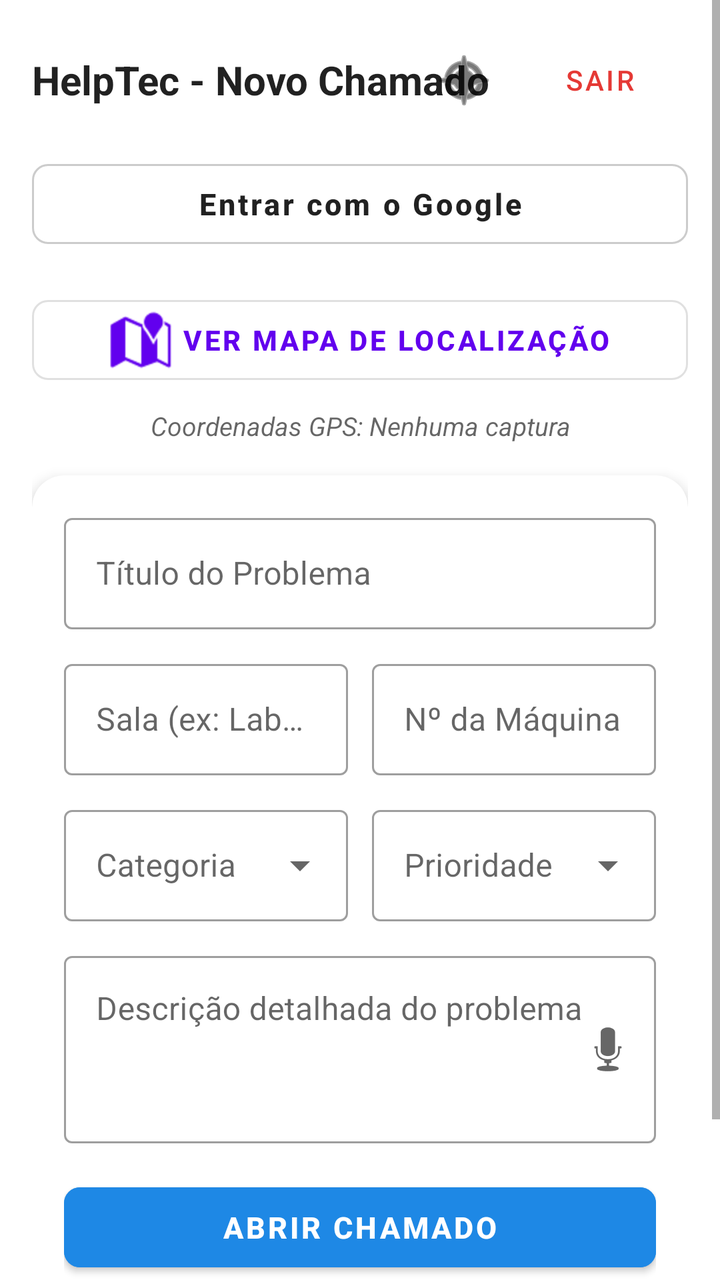
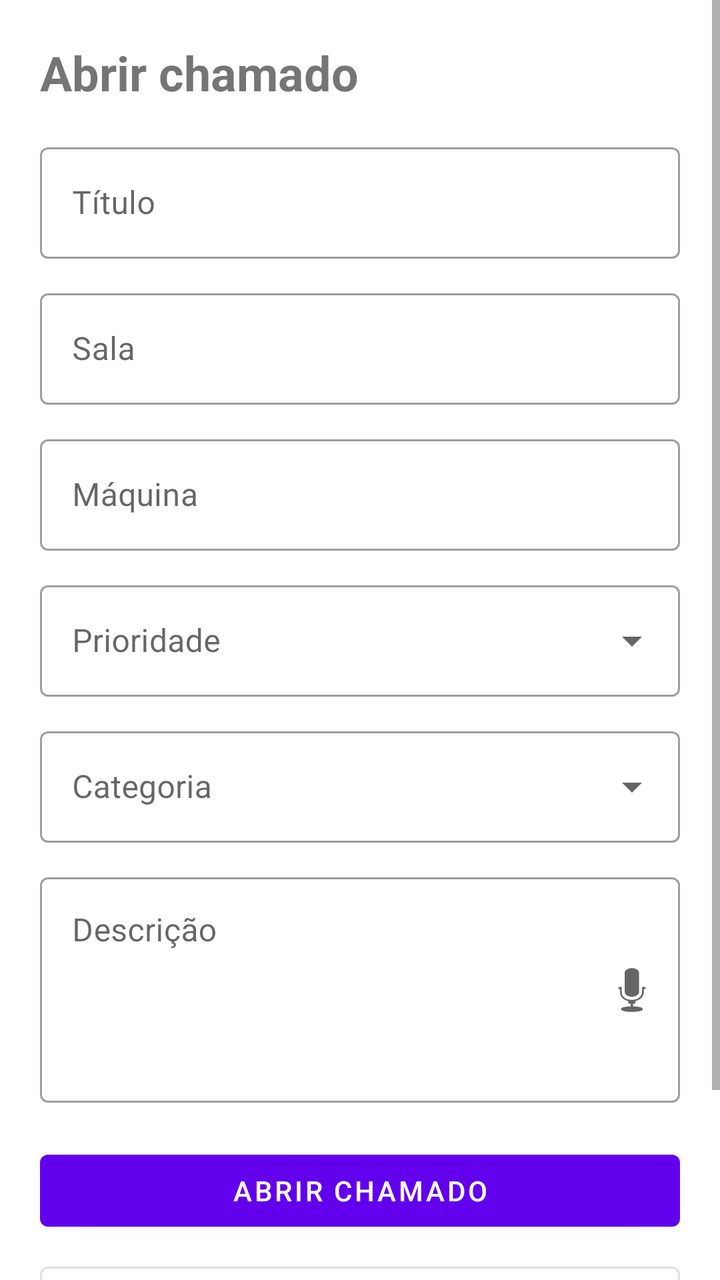

An Android layout rendered at two revisions. The XML below is the earlier revision; the diff shows what the commit changed to produce the second picture.
<!-- AndroidManifest.xml: application theme Theme.MaterialComponents.DayNight.NoActionBar -->
<!-- res/layout/activity_main.xml -->
<?xml version="1.0" encoding="utf-8"?>
<ScrollView xmlns:android="http://schemas.android.com/apk/res/android"
    xmlns:app="http://schemas.android.com/apk/res-auto"
    android:layout_width="match_parent"
    android:layout_height="match_parent"
    android:fillViewport="true">

    <LinearLayout
        android:layout_width="match_parent"
        android:layout_height="wrap_content"
        android:orientation="vertical"
        android:padding="16dp">

        
        <RelativeLayout
            android:layout_width="match_parent"
            android:layout_height="wrap_content"
            android:layout_marginBottom="12dp">

            <TextView
                android:id="@+id/tvTitle"
                android:layout_width="wrap_content"
                android:layout_height="wrap_content"
                android:layout_alignParentStart="true"
                android:layout_centerVertical="true"
                android:text="HelpTec - Novo Chamado"
                android:textColor="?android:attr/textColorPrimary"
                android:textSize="20sp"
                android:textStyle="bold" />

            <LinearLayout
                android:layout_width="wrap_content"
                android:layout_height="wrap_content"
                android:layout_alignParentEnd="true"
                android:layout_centerVertical="true"
                android:gravity="center_vertical"
                android:orientation="horizontal">

                <ImageButton
                    android:id="@+id/btnAlternarTema"
                    android:layout_width="48dp"
                    android:layout_height="48dp"
                    android:background="?attr/selectableItemBackgroundBorderless"
                    android:contentDescription="Alternar Tema"
                    android:src="@android:drawable/ic_menu_compass"
                    app:tint="?android:attr/textColorPrimary" />

                <com.google.android.material.button.MaterialButton
                    android:id="@+id/btnSair"
                    style="@style/Widget.MaterialComponents.Button.TextButton"
                    android:layout_width="wrap_content"
                    android:layout_height="wrap_content"
                    android:text="SAIR"
                    android:textColor="#E53935" />
            </LinearLayout>
        </RelativeLayout>

        
        <com.google.android.material.button.MaterialButton
            android:id="@+id/btnLoginGoogle"
            style="@style/Widget.MaterialComponents.Button.OutlinedButton"
            android:layout_width="match_parent"
            android:layout_height="52dp"
            android:layout_marginBottom="16dp"
            android:text="Entrar com o Google"
            android:textAllCaps="false"
            android:textColor="?android:attr/textColorPrimary"
            android:textSize="15sp"
            android:textStyle="bold"
            app:cornerRadius="8dp"
            app:strokeColor="#CCCCCC"
            app:strokeWidth="1dp" />

        
        <com.google.android.material.button.MaterialButton
            android:id="@+id/btnAbrirMapa"
            style="@style/Widget.MaterialComponents.Button.OutlinedButton"
            android:layout_width="match_parent"
            android:layout_height="52dp"
            android:layout_marginBottom="8dp"
            android:text="VER MAPA DE LOCALIZAÇÃO"
            android:textSize="14sp"
            android:textStyle="bold"
            app:cornerRadius="8dp"
            app:icon="@android:drawable/ic_dialog_map"
            app:iconGravity="textStart" />

        
        <TextView
            android:id="@+id/tvCoordenadas"
            android:layout_width="match_parent"
            android:layout_height="wrap_content"
            android:layout_marginBottom="16dp"
            android:gravity="center"
            android:text="Coordenadas GPS: Nenhuma captura"
            android:textColor="?android:attr/textColorSecondary"
            android:textSize="13sp"
            android:textStyle="italic" />

        
        <com.google.android.material.card.MaterialCardView
            android:layout_width="match_parent"
            android:layout_height="wrap_content"
            android:layout_marginBottom="24dp"
            app:cardCornerRadius="16dp"
            app:cardElevation="4dp">

            <LinearLayout
                android:layout_width="match_parent"
                android:layout_height="wrap_content"
                android:orientation="vertical"
                android:padding="16dp">

                
                <com.google.android.material.textfield.TextInputLayout
                    style="@style/Widget.MaterialComponents.TextInputLayout.OutlinedBox"
                    android:layout_width="match_parent"
                    android:layout_height="wrap_content"
                    android:hint="Título do Problema">

                    <com.google.android.material.textfield.TextInputEditText
                        android:id="@+id/etTitulo"
                        android:layout_width="match_parent"
                        android:layout_height="wrap_content"
                        android:textColor="?android:attr/textColorPrimary" />
                </com.google.android.material.textfield.TextInputLayout>

                
                <LinearLayout
                    android:layout_width="match_parent"
                    android:layout_height="wrap_content"
                    android:layout_marginTop="12dp"
                    android:orientation="horizontal">

                    <com.google.android.material.textfield.TextInputLayout
                        style="@style/Widget.MaterialComponents.TextInputLayout.OutlinedBox"
                        android:layout_width="0dp"
                        android:layout_height="wrap_content"
                        android:layout_marginEnd="6dp"
                        android:layout_weight="1"
                        android:hint="Sala (ex: Lab 02)">

                        <com.google.android.material.textfield.TextInputEditText
                            android:id="@+id/etSala"
                            android:layout_width="match_parent"
                            android:layout_height="wrap_content"
                            android:textColor="?android:attr/textColorPrimary" />
                    </com.google.android.material.textfield.TextInputLayout>

                    <com.google.android.material.textfield.TextInputLayout
                        style="@style/Widget.MaterialComponents.TextInputLayout.OutlinedBox"
                        android:layout_width="0dp"
                        android:layout_height="wrap_content"
                        android:layout_marginStart="6dp"
                        android:layout_weight="1"
                        android:hint="Nº da Máquina">

                        <com.google.android.material.textfield.TextInputEditText
                            android:id="@+id/etMaquina"
                            android:layout_width="match_parent"
                            android:layout_height="wrap_content"
                            android:textColor="?android:attr/textColorPrimary" />
                    </com.google.android.material.textfield.TextInputLayout>
                </LinearLayout>

                
                <LinearLayout
                    android:layout_width="match_parent"
                    android:layout_height="wrap_content"
                    android:layout_marginTop="12dp"
                    android:orientation="horizontal">

                    <com.google.android.material.textfield.TextInputLayout
                        style="@style/Widget.MaterialComponents.TextInputLayout.OutlinedBox.ExposedDropdownMenu"
                        android:layout_width="0dp"
                        android:layout_height="wrap_content"
                        android:layout_marginEnd="6dp"
                        android:layout_weight="1"
                        android:hint="Categoria">

                        <AutoCompleteTextView
                            android:id="@+id/spCategoria"
                            android:layout_width="match_parent"
                            android:layout_height="wrap_content"
                            android:inputType="none"
                            android:textColor="?android:attr/textColorPrimary" />
                    </com.google.android.material.textfield.TextInputLayout>

                    <com.google.android.material.textfield.TextInputLayout
                        style="@style/Widget.MaterialComponents.TextInputLayout.OutlinedBox.ExposedDropdownMenu"
                        android:layout_width="0dp"
                        android:layout_height="wrap_content"
                        android:layout_marginStart="6dp"
                        android:layout_weight="1"
                        android:hint="Prioridade">

                        <AutoCompleteTextView
                            android:id="@+id/spPrioridade"
                            android:layout_width="match_parent"
                            android:layout_height="wrap_content"
                            android:inputType="none"
                            android:textColor="?android:attr/textColorPrimary" />
                    </com.google.android.material.textfield.TextInputLayout>
                </LinearLayout>

                
                <com.google.android.material.textfield.TextInputLayout
                    android:id="@+id/tilDescricao"
                    style="@style/Widget.MaterialComponents.TextInputLayout.OutlinedBox"
                    android:layout_width="match_parent"
                    android:layout_height="wrap_content"
                    android:layout_marginTop="12dp"
                    android:hint="Descrição detalhada do problema"
                    app:endIconMode="custom"
                    app:endIconDrawable="@android:drawable/ic_btn_speak_now"
                    app:endIconContentDescription="Gravar por voz">

                    <com.google.android.material.textfield.TextInputEditText
                        android:id="@+id/etDescricao"
                        android:layout_width="match_parent"
                        android:layout_height="wrap_content"
                        android:gravity="top"
                        android:minLines="3"
                        android:textColor="?android:attr/textColorPrimary" />
                </com.google.android.material.textfield.TextInputLayout>

                
                <com.google.android.material.button.MaterialButton
                    android:id="@+id/btnAbrirChamado"
                    android:layout_width="match_parent"
                    android:layout_height="52dp"
                    android:layout_marginTop="16dp"
                    android:backgroundTint="#1E88E5"
                    android:text="ABRIR CHAMADO"
                    android:textColor="#FFFFFF"
                    android:textSize="15sp"
                    android:textStyle="bold"
                    app:cornerRadius="8dp" />

            </LinearLayout>
        </com.google.android.material.card.MaterialCardView>

        
        <TextView
            android:layout_width="wrap_content"
            android:layout_height="wrap_content"
            android:layout_marginBottom="12dp"
            android:text="Histórico de Chamados"
            android:textColor="?android:attr/textColorPrimary"
            android:textSize="18sp"
            android:textStyle="bold" />

        <androidx.recyclerview.widget.RecyclerView
            android:id="@+id/rvChamados"
            android:layout_width="match_parent"
            android:layout_height="wrap_content" />

    </LinearLayout>

</ScrollView>
<!-- resources referenced by this layout -->
<resources>

</resources>

<!-- the commit's change to res/layout/activity_main.xml (unified diff, before → after) -->
@@ -9,252 +9,126 @@
         android:layout_width="match_parent"
         android:layout_height="wrap_content"
         android:orientation="vertical"
-        android:padding="16dp">
+        android:padding="20dp">
 
-        
-        <RelativeLayout
+        <TextView
             android:layout_width="match_parent"
             android:layout_height="wrap_content"
-            android:layout_marginBottom="12dp">
+            android:text="Abrir chamado"
+            android:textSize="24sp"
+            android:textStyle="bold"
+            android:layout_marginBottom="16dp" />
 
-            <TextView
-                android:id="@+id/tvTitle"
-                android:layout_width="wrap_content"
+        <com.google.android.material.textfield.TextInputLayout
+            style="@style/Widget.MaterialComponents.TextInputLayout.OutlinedBox"
+            android:layout_width="match_parent"
+            android:layout_height="wrap_content"
+            android:layout_marginBottom="12dp"
+            android:hint="Título">
+
+            <com.google.android.material.textfield.TextInputEditText
+                android:id="@+id/etTitulo"
+                android:layout_width="match_parent"
                 android:layout_height="wrap_content"
-                android:layout_alignParentStart="true"
-                android:layout_centerVertical="true"
-                android:text="HelpTec - Novo Chamado"
-                android:textColor="?android:attr/textColorPrimary"
-                android:textSize="20sp"
-                android:textStyle="bold" />
+                android:inputType="textCapSentences" />
+        </com.google.android.material.textfield.TextInputLayout>
 
-            <LinearLayout
-                android:layout_width="wrap_content"
+        <com.google.android.material.textfield.TextInputLayout
+            style="@style/Widget.MaterialComponents.TextInputLayout.OutlinedBox"
+            android:layout_width="match_parent"
+            android:layout_height="wrap_content"
+            android:layout_marginBottom="12dp"
+            android:hint="Sala">
+
+            <com.google.android.material.textfield.TextInputEditText
+                android:id="@+id/etSala"
+                android:layout_width="match_parent"
                 android:layout_height="wrap_content"
-                android:layout_alignParentEnd="true"
-                android:layout_centerVertical="true"
-                android:gravity="center_vertical"
-                android:orientation="horizontal">
+                android:inputType="text" />
+        </com.google.android.material.textfield.TextInputLayout>
 
-                <ImageButton
-                    android:id="@+id/btnAlternarTema"
-                    android:layout_width="48dp"
-                    android:layout_height="48dp"
-                    android:background="?attr/selectableItemBackgroundBorderless"
-                    android:contentDescription="Alternar Tema"
-                    android:src="@android:drawable/ic_menu_compass"
-                    app:tint="?android:attr/textColorPrimary" />
+        <com.google.android.material.textfield.TextInputLayout
+            style="@style/Widget.MaterialComponents.TextInputLayout.OutlinedBox"
+            android:layout_width="match_parent"
+            android:layout_height="wrap_content"
+            android:layout_marginBottom="12dp"
+            android:hint="Máquina">
 
-                <com.google.android.material.button.MaterialButton
-                    android:id="@+id/btnSair"
-                    style="@style/Widget.MaterialComponents.Button.TextButton"
-                    android:layout_width="wrap_content"
-                    android:layout_height="wrap_content"
-                    android:text="SAIR"
-                    android:textColor="#E53935" />
-            </LinearLayout>
-        </RelativeLayout>
+            <com.google.android.material.textfield.TextInputEditText
+                android:id="@+id/etMaquina"
+                android:layout_width="match_parent"
+                android:layout_height="wrap_content"
+                android:inputType="text" />
+        </com.google.android.material.textfield.TextInputLayout>
 
-        
+        <com.google.android.material.textfield.TextInputLayout
+            style="@style/Widget.MaterialComponents.TextInputLayout.OutlinedBox.ExposedDropdownMenu"
+            android:layout_width="match_parent"
+            android:layout_height="wrap_content"
+            android:layout_marginBottom="12dp"
+            android:hint="Prioridade">
+
+            <AutoCompleteTextView
+                android:id="@+id/spPrioridade"
+                android:layout_width="match_parent"
+                android:layout_height="wrap_content"
+                android:inputType="none" />
+        </com.google.android.material.textfield.TextInputLayout>
+
+        <com.google.android.material.textfield.TextInputLayout
+            style="@style/Widget.MaterialComponents.TextInputLayout.OutlinedBox.ExposedDropdownMenu"
+            android:layout_width="match_parent"
+            android:layout_height="wrap_content"
+            android:layout_marginBottom="12dp"
+            android:hint="Categoria">
+
+            <AutoCompleteTextView
+                android:id="@+id/spCategoria"
+                android:layout_width="match_parent"
+                android:layout_height="wrap_content"
+                android:inputType="none" />
+        </com.google.android.material.textfield.TextInputLayout>
+
+        <com.google.android.material.textfield.TextInputLayout
+            android:id="@+id/tilDescricao"
+            style="@style/Widget.MaterialComponents.TextInputLayout.OutlinedBox"
+            android:layout_width="match_parent"
+            android:layout_height="wrap_content"
+            android:layout_marginBottom="20dp"
+            android:hint="Descrição"
+            app:endIconDrawable="@android:drawable/ic_btn_speak_now"
+            app:endIconMode="custom">
+
+            <com.google.android.material.textfield.TextInputEditText
+                android:id="@+id/etDescricao"
+                android:layout_width="match_parent"
+                android:layout_height="wrap_content"
+                android:gravity="top"
+                android:inputType="textMultiLine|textCapSentences"
+                android:minLines="4" />
+        </com.google.android.material.textfield.TextInputLayout>
+
         <com.google.android.material.button.MaterialButton
-            android:id="@+id/btnLoginGoogle"
-            style="@style/Widget.MaterialComponents.Button.OutlinedButton"
+            android:id="@+id/btnAbrirChamado"
             android:layout_width="match_parent"
-            android:layout_height="52dp"
-            android:layout_marginBottom="16dp"
-            android:text="Entrar com o Google"
-            android:textAllCaps="false"
-            android:textColor="?android:attr/textColorPrimary"
-            android:textSize="15sp"
-            android:textStyle="bold"
-            app:cornerRadius="8dp"
-            app:strokeColor="#CCCCCC"
-            app:strokeWidth="1dp" />
+            android:layout_height="wrap_content"
+            android:layout_marginBottom="8dp"
+            android:text="Abrir chamado" />
 
-        
         <com.google.android.material.button.MaterialButton
             android:id="@+id/btnAbrirMapa"
             style="@style/Widget.MaterialComponents.Button.OutlinedButton"
             android:layout_width="match_parent"
-            android:layout_height="52dp"
+            android:layout_height="wrap_content"
             android:layout_marginBottom="8dp"
-            android:text="VER MAPA DE LOCALIZAÇÃO"
-            android:textSize="14sp"
-            android:textStyle="bold"
-            app:cornerRadius="8dp"
-            app:icon="@android:drawable/ic_dialog_map"
-            app:iconGravity="textStart" />
+            android:text="Abrir mapa" />
 
-        
-        <TextView
-            android:id="@+id/tvCoordenadas"
+        <com.google.android.material.button.MaterialButton
+            android:id="@+id/btnSair"
+            style="@style/Widget.MaterialComponents.Button.TextButton"
             android:layout_width="match_parent"
             android:layout_height="wrap_content"
-            android:layout_marginBottom="16dp"
-            android:gravity="center"
-            android:text="Coordenadas GPS: Nenhuma captura"
-            android:textColor="?android:attr/textColorSecondary"
-            android:textSize="13sp"
-            android:textStyle="italic" />
-
-        
-        <com.google.android.material.card.MaterialCardView
-            android:layout_width="match_parent"
-            android:layout_height="wrap_content"
-            android:layout_marginBottom="24dp"
-            app:cardCornerRadius="16dp"
-            app:cardElevation="4dp">
-
-            <LinearLayout
-                android:layout_width="match_parent"
-                android:layout_height="wrap_content"
-                android:orientation="vertical"
-                android:padding="16dp">
-
-                
-                <com.google.android.material.textfield.TextInputLayout
-                    style="@style/Widget.MaterialComponents.TextInputLayout.OutlinedBox"
-                    android:layout_width="match_parent"
-                    android:layout_height="wrap_content"
-                    android:hint="Título do Problema">
-
-                    <com.google.android.material.textfield.TextInputEditText
-                        android:id="@+id/etTitulo"
-                        android:layout_width="match_parent"
-                        android:layout_height="wrap_content"
-                        android:textColor="?android:attr/textColorPrimary" />
-                </com.google.android.material.textfield.TextInputLayout>
-
-                
-                <LinearLayout
-                    android:layout_width="match_parent"
-                    android:layout_height="wrap_content"
-                    android:layout_marginTop="12dp"
-                    android:orientation="horizontal">
-
-                    <com.google.android.material.textfield.TextInputLayout
-                        style="@style/Widget.MaterialComponents.TextInputLayout.OutlinedBox"
-                        android:layout_width="0dp"
-                        android:layout_height="wrap_content"
-                        android:layout_marginEnd="6dp"
-                        android:layout_weight="1"
-                        android:hint="Sala (ex: Lab 02)">
-
-                        <com.google.android.material.textfield.TextInputEditText
-                            android:id="@+id/etSala"
-                            android:layout_width="match_parent"
-                            android:layout_height="wrap_content"
-                            android:textColor="?android:attr/textColorPrimary" />
-                    </com.google.android.material.textfield.TextInputLayout>
-
-                    <com.google.android.material.textfield.TextInputLayout
-                        style="@style/Widget.MaterialComponents.TextInputLayout.OutlinedBox"
-                        android:layout_width="0dp"
-                        android:layout_height="wrap_content"
-                        android:layout_marginStart="6dp"
-                        android:layout_weight="1"
-                        android:hint="Nº da Máquina">
-
-                        <com.google.android.material.textfield.TextInputEditText
-                            android:id="@+id/etMaquina"
-                            android:layout_width="match_parent"
-                            android:layout_height="wrap_content"
-                            android:textColor="?android:attr/textColorPrimary" />
-                    </com.google.android.material.textfield.TextInputLayout>
-                </LinearLayout>
-
-                
-                <LinearLayout
-                    android:layout_width="match_parent"
-                    android:layout_height="wrap_content"
-                    android:layout_marginTop="12dp"
-                    android:orientation="horizontal">
-
-                    <com.google.android.material.textfield.TextInputLayout
-                        style="@style/Widget.MaterialComponents.TextInputLayout.OutlinedBox.ExposedDropdownMenu"
-                        android:layout_width="0dp"
-                        android:layout_height="wrap_content"
-                        android:layout_marginEnd="6dp"
-                        android:layout_weight="1"
-                        android:hint="Categoria">
-
-                        <AutoCompleteTextView
-                            android:id="@+id/spCategoria"
-                            android:layout_width="match_parent"
-                            android:layout_height="wrap_content"
-                            android:inputType="none"
-                            android:textColor="?android:attr/textColorPrimary" />
-                    </com.google.android.material.textfield.TextInputLayout>
-
-                    <com.google.android.material.textfield.TextInputLayout
-                        style="@style/Widget.MaterialComponents.TextInputLayout.OutlinedBox.ExposedDropdownMenu"
-                        android:layout_width="0dp"
-                        android:layout_height="wrap_content"
-                        android:layout_marginStart="6dp"
-                        android:layout_weight="1"
-                        android:hint="Prioridade">
-
-                        <AutoCompleteTextView
-                            android:id="@+id/spPrioridade"
-                            android:layout_width="match_parent"
-                            android:layout_height="wrap_content"
-                            android:inputType="none"
-                            android:textColor="?android:attr/textColorPrimary" />
-                    </com.google.android.material.textfield.TextInputLayout>
-                </LinearLayout>
-
-                
-                <com.google.android.material.textfield.TextInputLayout
-                    android:id="@+id/tilDescricao"
-                    style="@style/Widget.MaterialComponents.TextInputLayout.OutlinedBox"
-                    android:layout_width="match_parent"
-                    android:layout_height="wrap_content"
-                    android:layout_marginTop="12dp"
-                    android:hint="Descrição detalhada do problema"
-                    app:endIconMode="custom"
-                    app:endIconDrawable="@android:drawable/ic_btn_speak_now"
-                    app:endIconContentDescription="Gravar por voz">
-
-                    <com.google.android.material.textfield.TextInputEditText
-                        android:id="@+id/etDescricao"
-                        android:layout_width="match_parent"
-                        android:layout_height="wrap_content"
-                        android:gravity="top"
-                        android:minLines="3"
-                        android:textColor="?android:attr/textColorPrimary" />
-                </com.google.android.material.textfield.TextInputLayout>
-
-                
-                <com.google.android.material.button.MaterialButton
-                    android:id="@+id/btnAbrirChamado"
-                    android:layout_width="match_parent"
-                    android:layout_height="52dp"
-                    android:layout_marginTop="16dp"
-                    android:backgroundTint="#1E88E5"
-                    android:text="ABRIR CHAMADO"
-                    android:textColor="#FFFFFF"
-                    android:textSize="15sp"
-                    android:textStyle="bold"
-                    app:cornerRadius="8dp" />
-
-            </LinearLayout>
-        </com.google.android.material.card.MaterialCardView>
-
-        
-        <TextView
-            android:layout_width="wrap_content"
-            android:layout_height="wrap_content"
-            android:layout_marginBottom="12dp"
-            android:text="Histórico de Chamados"
-            android:textColor="?android:attr/textColorPrimary"
-            android:textSize="18sp"
-            android:textStyle="bold" />
-
-        <androidx.recyclerview.widget.RecyclerView
-            android:id="@+id/rvChamados"
-            android:layout_width="match_parent"
-            android:layout_height="wrap_content" />
+            android:text="Sair" />
 
     </LinearLayout>
-
 </ScrollView>
